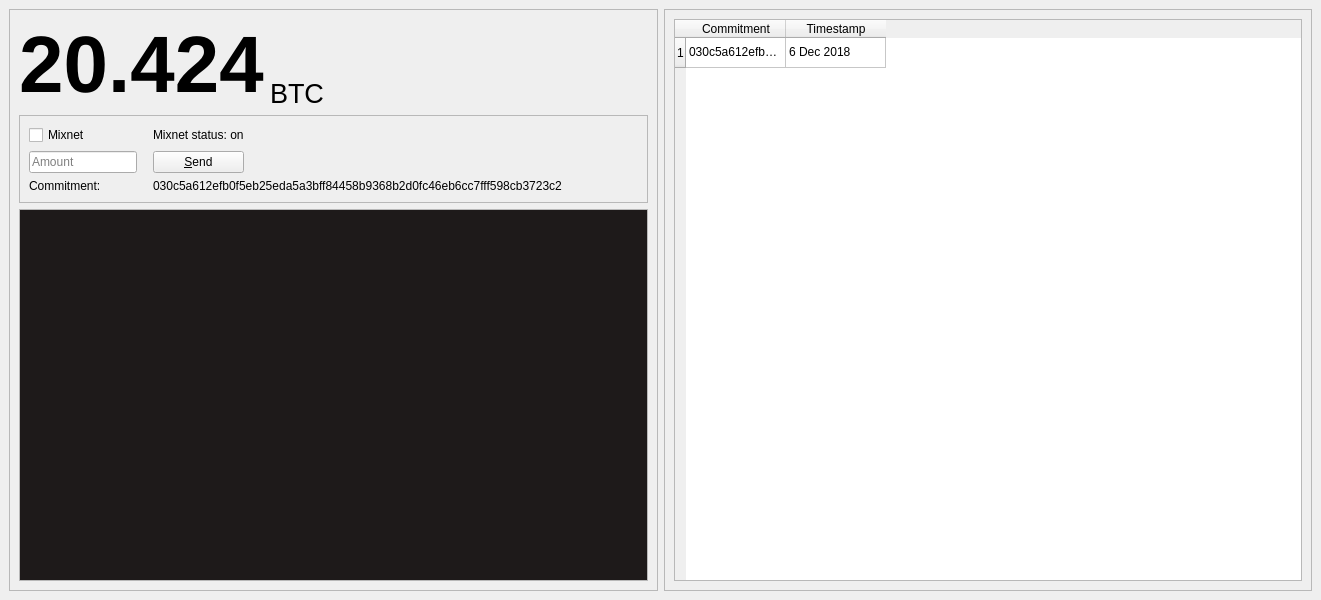
Old version of the form darkwallet.ui in the repository narodnik/dtek.
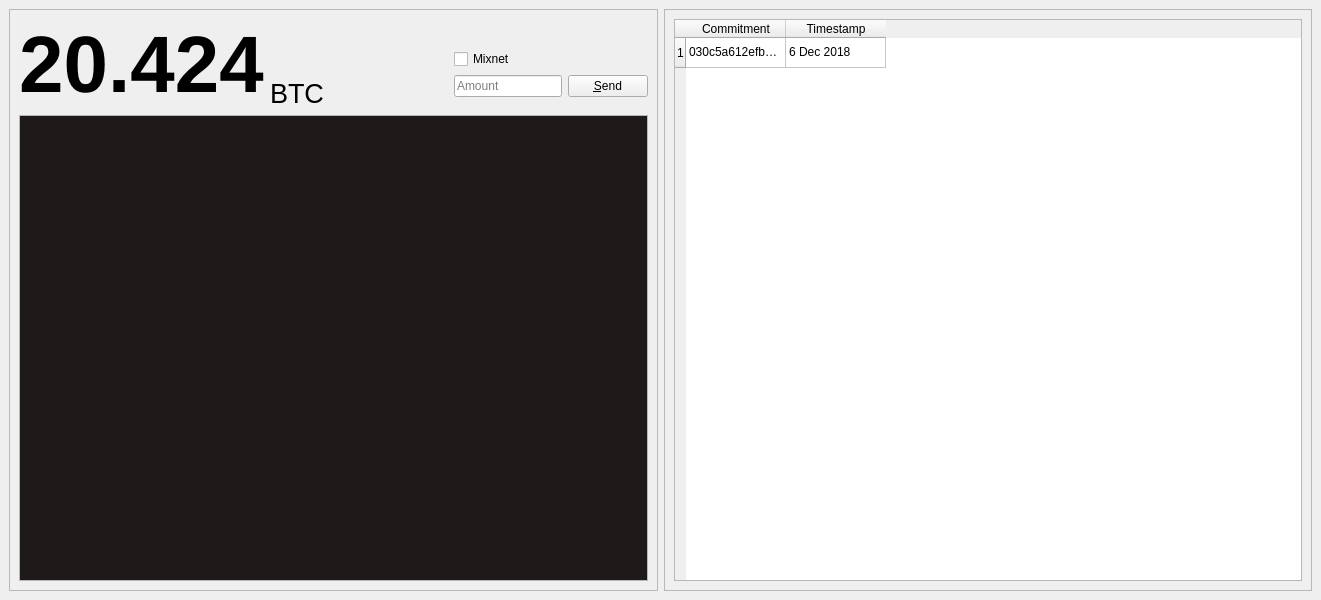
New version of the form.

Commit message: show balance in gui

The edit to the form file:
```diff
--- a/darkwallet.ui
+++ b/darkwallet.ui
@@ -14,8 +14,8 @@
    <string>Dark Wallet</string>
   </property>
   <widget class="QWidget" name="centralwidget">
-   <layout class="QHBoxLayout" name="horizontalLayout_2">
-    <item>
+   <layout class="QGridLayout" name="gridLayout_4">
+    <item row="0" column="0">
      <widget class="QFrame" name="frame_2">
       <property name="frameShape">
        <enum>QFrame::StyledPanel</enum>
@@ -23,9 +23,35 @@
       <property name="frameShadow">
        <enum>QFrame::Raised</enum>
       </property>
-      <layout class="QVBoxLayout" name="verticalLayout">
-       <item>
+      <layout class="QGridLayout" name="gridLayout_2">
+       <item row="0" column="0">
+        <layout class="QGridLayout" name="gridLayout">
+         <item row="2" column="2">
         <layout class="QHBoxLayout" name="horizontalLayout">
+           <property name="bottomMargin">
+            <number>12</number>
+           </property>
+           <item>
+            <widget class="QLineEdit" name="amount_lineedit">
+             <property name="text">
+              <string/>
+             </property>
+             <property name="placeholderText">
+              <string>Amount</string>
+             </property>
+            </widget>
+           </item>
+           <item>
+            <widget class="QPushButton" name="send_button">
+             <property name="text">
+              <string>&amp;Send</string>
+             </property>
+            </widget>
+           </item>
+          </layout>
+         </item>
+         <item row="0" column="0" rowspan="3">
+          <layout class="QHBoxLayout" name="horizontalLayout_2">
          <item>
           <widget class="QLabel" name="balance_label">
            <property name="font">
@@ -62,84 +88,9 @@
            </property>
           </widget>
          </item>
-         <item>
-          <spacer name="horizontalSpacer_2">
-           <property name="orientation">
-            <enum>Qt::Horizontal</enum>
-           </property>
-           <property name="sizeHint" stdset="0">
-            <size>
-             <width>40</width>
-             <height>20</height>
-            </size>
-           </property>
-          </spacer>
-         </item>
-        </layout>
-       </item>
-       <item>
-        <widget class="QFrame" name="frame">
-         <property name="frameShape">
-          <enum>QFrame::StyledPanel</enum>
-         </property>
-         <property name="frameShadow">
-          <enum>QFrame::Raised</enum>
-         </property>
-         <layout class="QGridLayout" name="gridLayout_2">
-          <item row="0" column="0">
-           <layout class="QGridLayout" name="gridLayout">
-            <item row="0" column="2">
-             <widget class="QLabel" name="mixnet_status">
-              <property name="text">
-               <string>Mixnet status: on</string>
-              </property>
-             </widget>
-            </item>
-            <item row="1" column="0">
-             <widget class="QLineEdit" name="amount_lineedit">
-              <property name="text">
-               <string/>
-              </property>
-              <property name="placeholderText">
-               <string>Amount</string>
-              </property>
-             </widget>
-            </item>
-            <item row="0" column="3">
-             <spacer name="horizontalSpacer">
-              <property name="orientation">
-               <enum>Qt::Horizontal</enum>
-              </property>
-              <property name="sizeHint" stdset="0">
-               <size>
-                <width>60</width>
-                <height>0</height>
-               </size>
-              </property>
-             </spacer>
+          </layout>
             </item>
             <item row="1" column="2">
-             <widget class="QPushButton" name="send_button">
-              <property name="text">
-               <string>&amp;Send</string>
-              </property>
-             </widget>
-            </item>
-            <item row="2" column="2" colspan="2">
-             <widget class="QLabel" name="commitment_label">
-              <property name="text">
-               <string>030c5a612efb0f5eb25eda5a3bff84458b9368b2d0fc46eb6cc7fff598cb3723c2</string>
-              </property>
-             </widget>
-            </item>
-            <item row="2" column="0">
-             <widget class="QLabel" name="label_2">
-              <property name="text">
-               <string>Commitment:</string>
-              </property>
-             </widget>
-            </item>
-            <item row="0" column="0">
              <widget class="QCheckBox" name="checkBox">
               <property name="text">
                <string>Mixnet</string>
@@ -147,22 +98,7 @@
              </widget>
             </item>
             <item row="0" column="1">
-             <spacer name="horizontalSpacer_3">
-              <property name="orientation">
-               <enum>Qt::Horizontal</enum>
-              </property>
-              <property name="sizeHint" stdset="0">
-               <size>
-                <width>10</width>
-                <height>20</height>
-               </size>
-              </property>
-             </spacer>
-            </item>
-           </layout>
-          </item>
-          <item row="0" column="1">
-           <spacer name="horizontalSpacer_4">
+          <spacer name="horizontalSpacer_2">
             <property name="orientation">
              <enum>Qt::Horizontal</enum>
             </property>
@@ -175,9 +111,8 @@
            </spacer>
           </item>
          </layout>
-        </widget>
        </item>
-       <item>
+       <item row="1" column="0">
         <widget class="QTextEdit" name="output_log">
          <property name="enabled">
           <bool>true</bool>
@@ -259,7 +194,7 @@
       </layout>
      </widget>
     </item>
-    <item>
+    <item row="0" column="1">
      <widget class="QFrame" name="frame_3">
       <property name="frameShape">
        <enum>QFrame::StyledPanel</enum>
```
Lines whose indentation alone changed are shown as unchanged. The commit also changes 1 other file.
